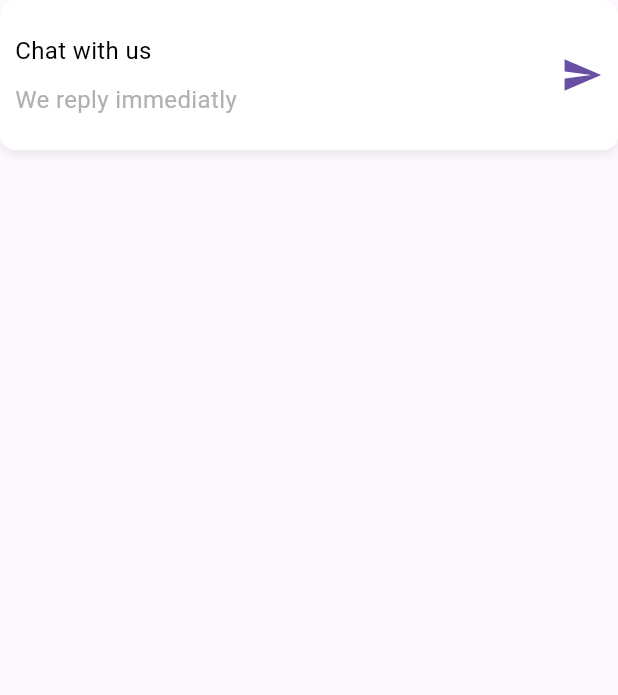
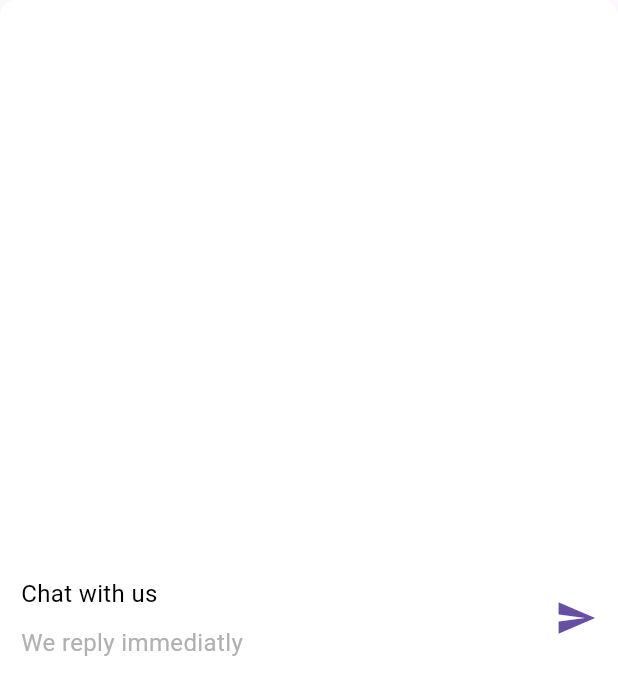
Before and after one commit to source-byte/source-byte-bot-flutter-sdk, a Flutter app: the ChatWithUsWidget widget shown alone on an empty page, opened directly, on a phone screen of 412 x 824 dp. Shown: the top 695 px of the screen. Run offline on Flutter 3.47's test engine with Material 3 defaults, Android fonts, the phone set to English and light mode, and no system bars; our stand-ins replace cached_network_image, flutter_riverpod, freezed_annotation, riverpod; network calls fail; Roboto replaces fonts that are missing (Gilroy).

Commit message:
comlpeted retail UI intro widget

```diff
--- a/lib/core/model/bot/response/init/init_response_model.dart
+++ b/lib/core/model/bot/response/init/init_response_model.dart
@@ -60,7 +60,7 @@ class BotConfig with _$BotConfig {
   const factory BotConfig({
     @JsonKey(name: "id") String? id,
     @JsonKey(name: "bot") String? bot,
-    @JsonKey(name: "logo") dynamic logo,
+    @JsonKey(name: "logo") String? logo,
     @JsonKey(name: "background_color") String? backgroundColor,
     @JsonKey(name: "action_color") String? actionColor,
     @JsonKey(name: "text_color") String? textColor,
--- a/lib/src/presentation/common/chat_with_us_widget.dart
+++ b/lib/src/presentation/common/chat_with_us_widget.dart
@@ -25,7 +25,6 @@ class ChatWithUsWidget extends StatelessWidget {
       },
       child: Container(
         width: width,
-        height: 100,
         decoration: BoxDecoration(
           borderRadius: BorderRadius.circular(10),
           color: AppColors.white,
@@ -38,7 +37,7 @@ class ChatWithUsWidget extends StatelessWidget {
           ],
         ),
         child: Padding(
-          padding: const EdgeInsets.symmetric(horizontal: 10, vertical: 14),
+          padding: const EdgeInsets.symmetric(horizontal: 14, vertical: 10),
           child: Row(
             mainAxisAlignment: MainAxisAlignment.spaceBetween,
             children: [
--- a/lib/src/presentation/provider/bot_provider.dart
+++ b/lib/src/presentation/provider/bot_provider.dart
@@ -43,6 +43,17 @@ class BotNotifierProvider extends StateNotifier<BotState> {
   ThemeModeEnum get themeMode => state.themeMode;
 
   ThemeData get themeData => state.themeData ?? SourceByteTheme.others();
+
+  bool get isBgImageEnable =>
+      initResponseModel?.botConfig?.isBackgroundImageEnabled == true &&
+      initResponseModel?.backgroundImage?.image != null;
+
+  String get bgImage => initResponseModel!.backgroundImage!.image!;
+
+  bool get showFooter =>
+      initResponseModel?.botConfig?.isPoweredByEnabled == true;
+
+  String? get logo => initResponseModel?.botConfig?.logo;
 
   Future<void> initBot({required String botId, required String userId}) async {
     state = state.copyWith(
--- a/lib/theme/colors.dart
+++ b/lib/theme/colors.dart
@@ -20,6 +20,7 @@ abstract class AppColors {
   static const greyE4 = Color(0xFFE5E4E4);
   static const grey4F = Color(0xFF4F4F4F);
   static const greyD9 = Color(0xFFD9D9D9);
+  static const grey9D = Color(0xFF9D9D9D);
   static const greyCF = Color(0xffCFCFCF);
   static const grey3C = Color(0xFF413C3C);
   static const grey8B = Color(0xFF8B8B8B);
```
Also changed, not shown: lib/src/presentation/common/footer_widget.dart (added, +54 -0 lines), lib/src/presentation/common/question_tile_widget.dart (+9 -6 lines), lib/src/presentation/widget/bot/retail_bot.dart (+49 -7 lines), lib/core/model/bot/response/init/init_response_model.freezed.dart, lib/core/model/bot/response/init/init_response_model.g.dart.
